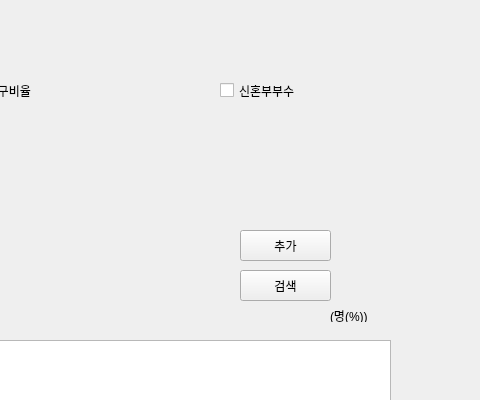
jungyeonwoo265/dbdbdip, file inquiry.ui: the form before one commit; both pictures show x 520 to 1000 and y 0 to 400 of the 1000 by 900 pixel window.
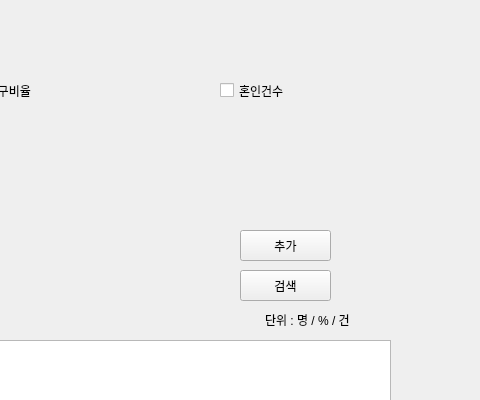
The form after the commit.

```diff
--- a/inquiry.ui
+++ b/inquiry.ui
@@ -252,14 +252,14 @@
   <widget class="QLabel" name="label">
    <property name="geometry">
     <rect>
-     <x>850</x>
+     <x>785</x>
      <y>310</y>
-     <width>56</width>
-     <height>12</height>
+     <width>121</width>
+     <height>20</height>
     </rect>
    </property>
    <property name="text">
-    <string>(명(%))</string>
+    <string>단위 : 명 / % / 건</string>
    </property>
   </widget>
   <widget class="QCheckBox" name="checkBox_2">
@@ -288,7 +288,7 @@
     </rect>
    </property>
    <property name="text">
-    <string>신혼부부수</string>
+    <string>혼인건수</string>
    </property>
   </widget>
  </widget>
```
